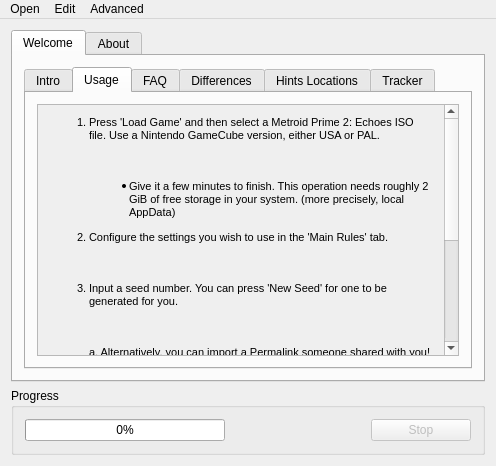
This is randovania/gui/templates/main_window.ui in juliabenton/randovania as Qt 5 draws it before an edit. The edited form follows.
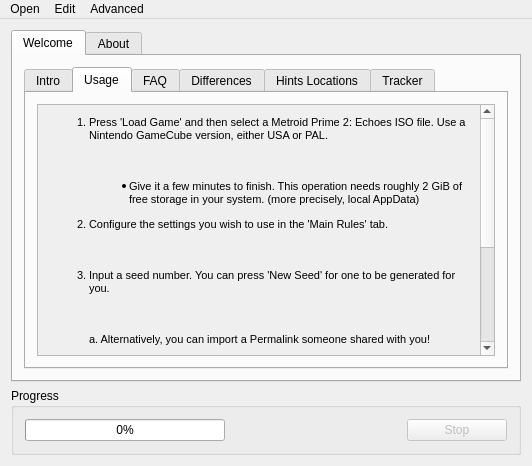
This is the edited form. The open tabs and pages were chosen to show the change. Icons and pictures are not drawn.

Commit message: Adjust window sizes

```diff
--- a/randovania/gui/templates/main_window.ui
+++ b/randovania/gui/templates/main_window.ui
@@ -6,7 +6,7 @@
    <rect>
     <x>0</x>
     <y>0</y>
-    <width>496</width>
+    <width>532</width>
     <height>462</height>
    </rect>
   </property>
@@ -77,8 +77,8 @@
                 <rect>
                  <x>0</x>
                  <y>0</y>
-                 <width>541</width>
-                 <height>372</height>
+                 <width>148</width>
+                 <height>1200</height>
                 </rect>
                </property>
                <layout class="QVBoxLayout" name="verticalLayout_5">
@@ -401,8 +401,8 @@
     <rect>
      <x>0</x>
      <y>0</y>
-     <width>587</width>
-     <height>17</height>
+     <width>532</width>
+     <height>21</height>
     </rect>
    </property>
    <widget class="QMenu" name="menu_open">
```
Left out of the diff: 16 changed lines with no effect on the pictures. The commit also changes 2 other files.
